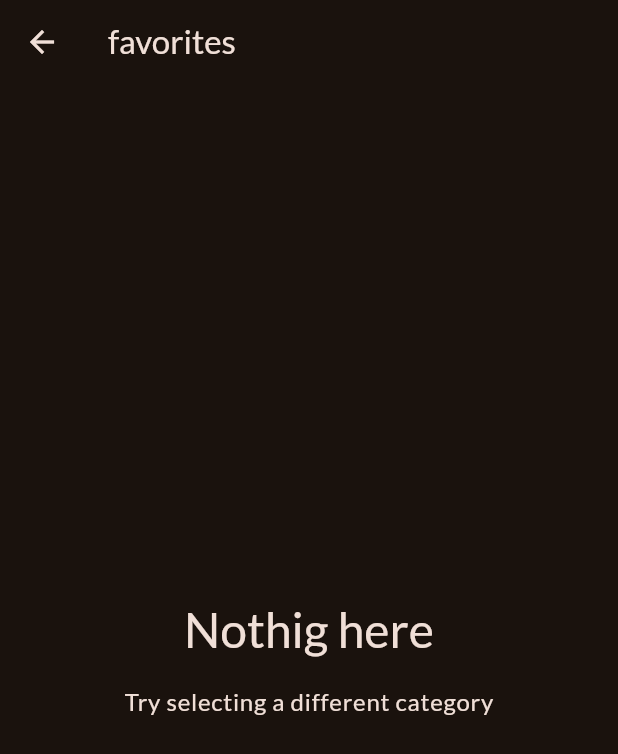
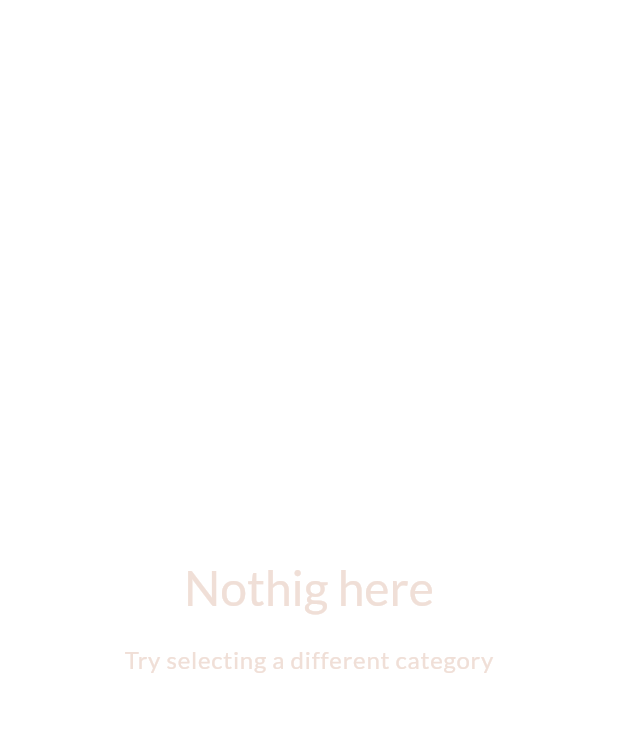
Before and after one commit to davidecarizzoni/meals_app, a Flutter app: the MealsScreen screen opened directly, on a phone screen of 412 x 824 dp. Shown: the top 754 px of the screen. Run offline on Flutter 3.47's test engine with Material 2 defaults, Android fonts, the phone set to English and light mode, and no system bars; our stand-ins replace google_fonts, transparent_image.

Commit message:
feat(screens): manage scaffold confitionally

```diff
--- a/lib/screens/meals.dart
+++ b/lib/screens/meals.dart
@@ -6,11 +6,11 @@ import 'package:meals_app/widgets/meal_item.dart';
 class MealsScreen extends StatelessWidget {
   const MealsScreen({
     super.key,
-    required this.title,
+    this.title,
     required this.meals,
   });
 
-  final String title;
+  final String? title;
   final List<Meal> meals;
 
   void _onTabMeal(BuildContext context, Meal meal) {
@@ -58,9 +58,13 @@ class MealsScreen extends StatelessWidget {
       );
     }
 
+    if (title == null) {
+      return content;
+    }
+
     return Scaffold(
       appBar: AppBar(
-        title: Text(title),
+        title: Text(title!),
       ),
       body: content,
     );
--- a/lib/screens/tabs.dart
+++ b/lib/screens/tabs.dart
@@ -30,7 +30,6 @@ class _TabsScreenState extends State<TabsScreen> {
 
     if (_selectedPageIndex == 1) {
       selectedPage = const MealsScreen(
-        title: 'favorites',
         meals: [],
       );
       selectedPageTitle = 'Your Favorite';
```
Also changed, not shown: lib/screens/categories.dart (+1 -7 lines).
